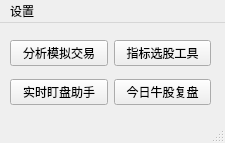
This is QtDesign/MainWindow.ui in victor647/QuantumStockTrade as Qt 5 draws it before an edit. The edited form follows.
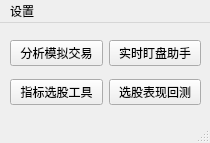
This is the edited form.

Commit message: 增加历史日期选股功能

```diff
--- a/QtDesign/MainWindow.ui
+++ b/QtDesign/MainWindow.ui
@@ -6,7 +6,7 @@
    <rect>
     <x>0</x>
     <y>0</y>
-    <width>225</width>
+    <width>210</width>
     <height>143</height>
    </rect>
   </property>
@@ -19,7 +19,7 @@
      <rect>
       <x>10</x>
       <y>10</y>
-      <width>201</width>
+      <width>191</width>
       <height>81</height>
      </rect>
     </property>
@@ -46,29 +46,6 @@
         </widget>
        </item>
        <item>
-        <widget class="QPushButton" name="btnStockFinder">
-         <property name="sizePolicy">
-          <sizepolicy hsizetype="Minimum" vsizetype="Maximum">
-           <horstretch>0</horstretch>
-           <verstretch>0</verstretch>
-          </sizepolicy>
-         </property>
-         <property name="font">
-          <font>
-           <family>Microsoft YaHei UI</family>
-           <pointsize>9</pointsize>
-          </font>
-         </property>
-         <property name="text">
-          <string>指标选股工具</string>
-         </property>
-        </widget>
-       </item>
-      </layout>
-     </item>
-     <item>
-      <layout class="QHBoxLayout" name="horizontalLayout_2">
-       <item>
         <widget class="QPushButton" name="btnLiveTracker">
          <property name="sizePolicy">
           <sizepolicy hsizetype="Minimum" vsizetype="Maximum">
@@ -87,8 +64,12 @@
          </property>
         </widget>
        </item>
+      </layout>
+     </item>
+     <item>
+      <layout class="QHBoxLayout" name="horizontalLayout_2">
        <item>
-        <widget class="QPushButton" name="btnStockReview">
+        <widget class="QPushButton" name="btnStockFinder">
          <property name="sizePolicy">
           <sizepolicy hsizetype="Minimum" vsizetype="Maximum">
            <horstretch>0</horstretch>
@@ -102,7 +83,26 @@
           </font>
          </property>
          <property name="text">
-          <string>今日牛股复盘</string>
+          <string>指标选股工具</string>
+         </property>
+        </widget>
+       </item>
+       <item>
+        <widget class="QPushButton" name="btnSelectedPerformance">
+         <property name="sizePolicy">
+          <sizepolicy hsizetype="Minimum" vsizetype="Maximum">
+           <horstretch>0</horstretch>
+           <verstretch>0</verstretch>
+          </sizepolicy>
+         </property>
+         <property name="font">
+          <font>
+           <family>Microsoft YaHei UI</family>
+           <pointsize>9</pointsize>
+          </font>
+         </property>
+         <property name="text">
+          <string>选股表现回测</string>
          </property>
         </widget>
        </item>
@@ -116,8 +116,8 @@
     <rect>
      <x>0</x>
      <y>0</y>
-     <width>225</width>
-     <height>23</height>
+     <width>210</width>
+     <height>22</height>
     </rect>
    </property>
    <widget class="QMenu" name="menu">
```
Left out of the diff: 16 changed lines with no effect on the pictures. The commit also changes 14 other files.
